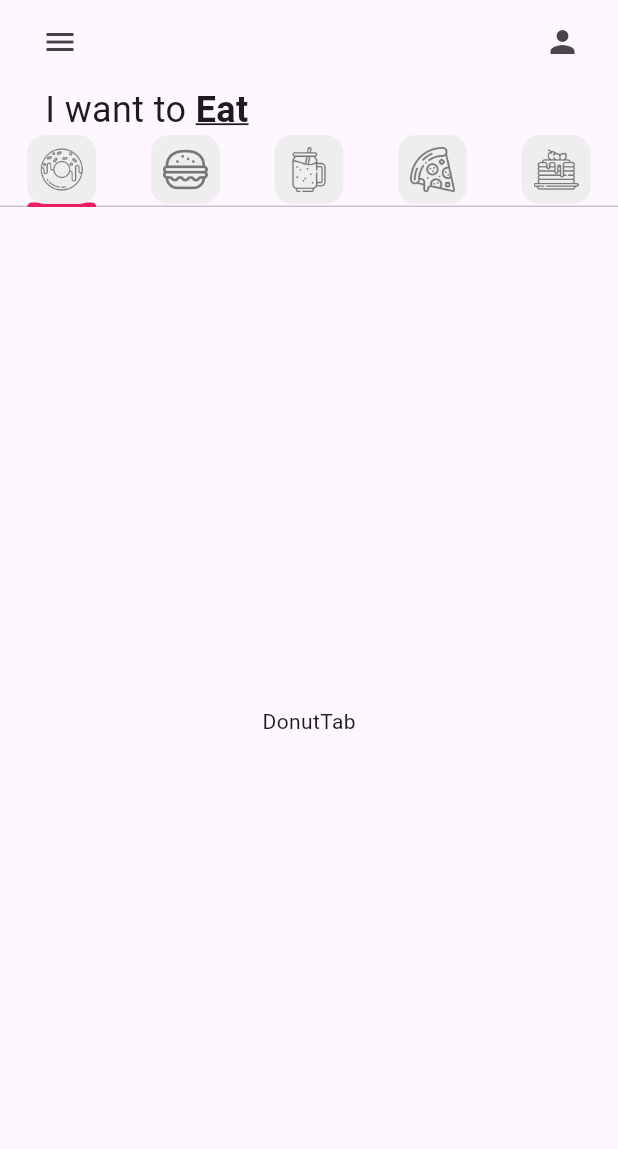
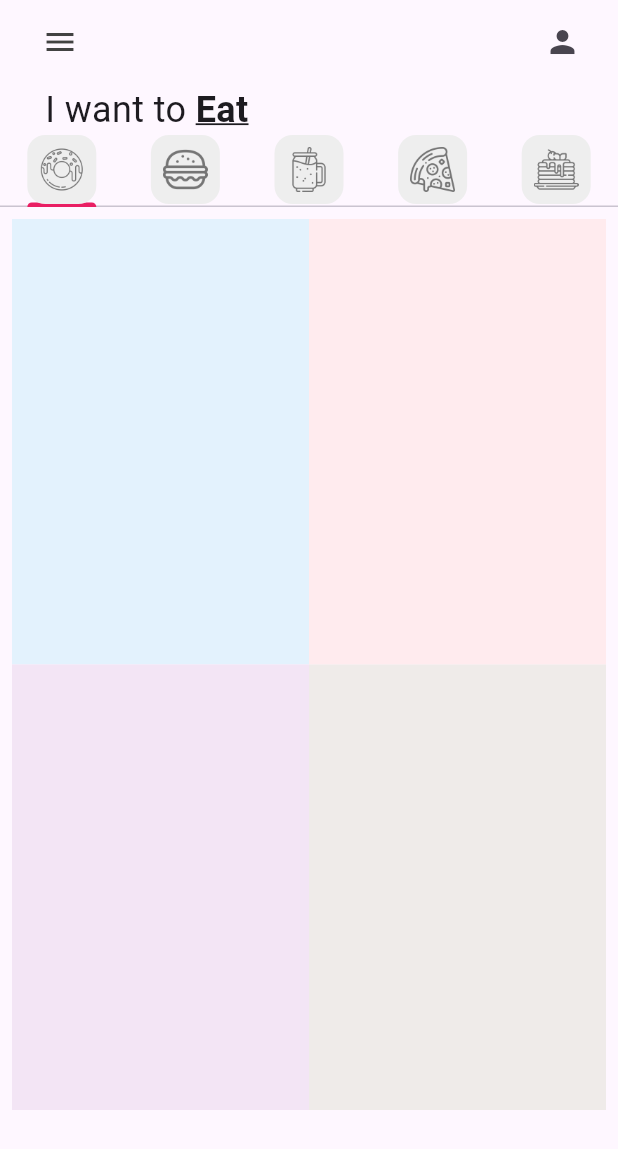
Before and after one commit to Castorboy057/p1_donut_app_daniel_rodriguez, a Flutter app: the screen it shows after launch, on a phone screen of 412 x 824 dp. Shown: the top 1149 px of the screen. Run offline on Flutter 3.47's test engine with Material 3 defaults, Android fonts, the light colour scheme and no system bars.

Commit message:
donutTile added

```diff
--- a/lib/Tab/donut_tab.dart
+++ b/lib/Tab/donut_tab.dart
@@ -1,10 +1,31 @@
 import 'package:flutter/material.dart';
+import 'package:p1_donut_app_daniel_rodriguez/utils/donut_tile.dart';
 
 class DonutTab extends StatelessWidget {
+  // list of donuts
+final List donutsOnSale = const [
+// [ donutFlavor, donutPrice, donutColor, imageName ]
+["Ice Cream", "36", Colors.blue, "lib/images/icecream_donut.png"],
+["Strawberry", "45", Colors.red, "lib/images/strawberry_donut.png"],
+["Grape Ape", "84", Colors.purple, "lib/images/grape_donut.png"],
+["Choco", "95", Colors.brown, "lib/images/chocolate_donut.png"],
+];
+
   const DonutTab({super.key});
 
   @override
   Widget build(BuildContext context) {
-    return const Center(child: Text("DonutTab"));
+    //  Delegate sirve para organizar los widgts en la cuadricula
+    return GridView.builder(
+      itemCount: donutsOnSale.length ,
+      padding: const EdgeInsets.all(8),
+      gridDelegate: const SliverGridDelegateWithFixedCrossAxisCount(crossAxisCount: 2, childAspectRatio:1/1.5 ), itemBuilder: (context, index){
+      return DonutTile(
+        donutFlavor: donutsOnSale[index][0],
+        donutPrice: donutsOnSale[index][1],
+        donutColor: donutsOnSale[index][2],
+        imageName: donutsOnSale[index][3]
+      );
+    });
     }
   }
--- /dev/null
+++ b/lib/utils/donut_tile.dart
@@ -0,0 +1,17 @@
+import 'package:flutter/material.dart';
+
+class DonutTile extends StatelessWidget {
+final String donutFlavor;
+final String donutPrice;
+final dynamic donutColor;
+final String imageName;
+
+  const DonutTile({super.key, required this.donutFlavor, required this.donutPrice, this.donutColor, required this.imageName});
+
+  @override
+  Widget build(BuildContext context) {
+    return Container
+    (decoration: BoxDecoration(color: donutColor[50])
+    );
+  }
+}
```
